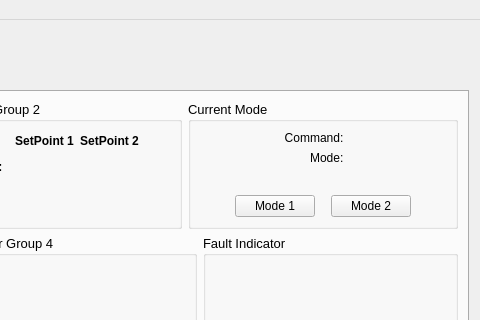
Qt form TCP_Client/mainwindow.ui (epw7856/TCP_Client) before a commit; both pictures show x 341 to 821 and y 0 to 320 of the 821 by 563 pixel window.
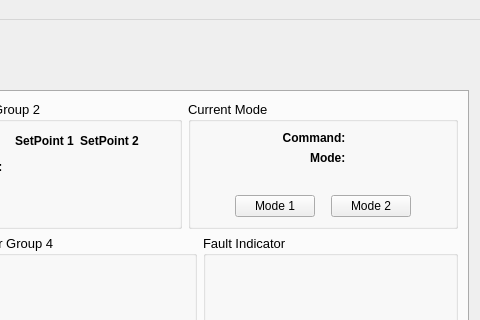
The same form after that commit. The open tabs and pages were chosen to show the change.

```diff
--- a/TCP_Client/mainwindow.ui
+++ b/TCP_Client/mainwindow.ui
@@ -988,6 +988,8 @@
                         <font>
                          <family>Segoe UI</family>
                          <pointsize>9</pointsize>
+                         <weight>75</weight>
+                         <bold>true</bold>
                         </font>
                        </property>
                        <property name="text">
@@ -1017,6 +1019,8 @@
                         <font>
                          <family>Segoe UI</family>
                          <pointsize>9</pointsize>
+                         <weight>75</weight>
+                         <bold>true</bold>
                         </font>
                        </property>
                        <property name="text">
```
